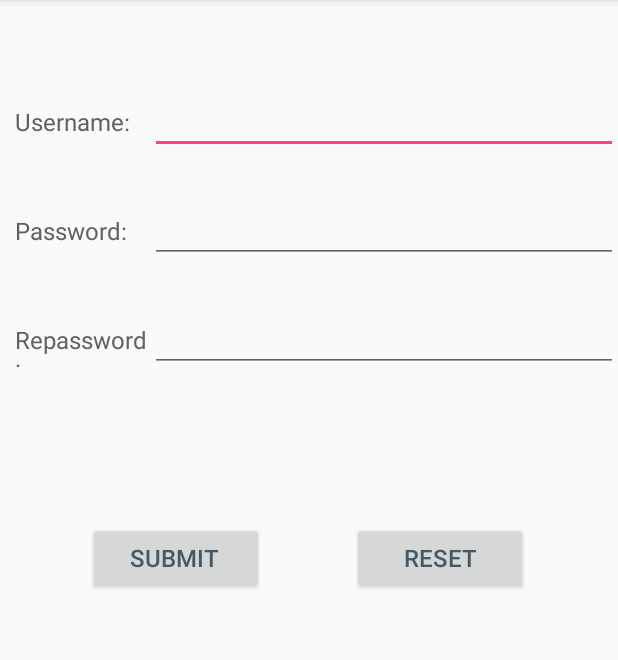
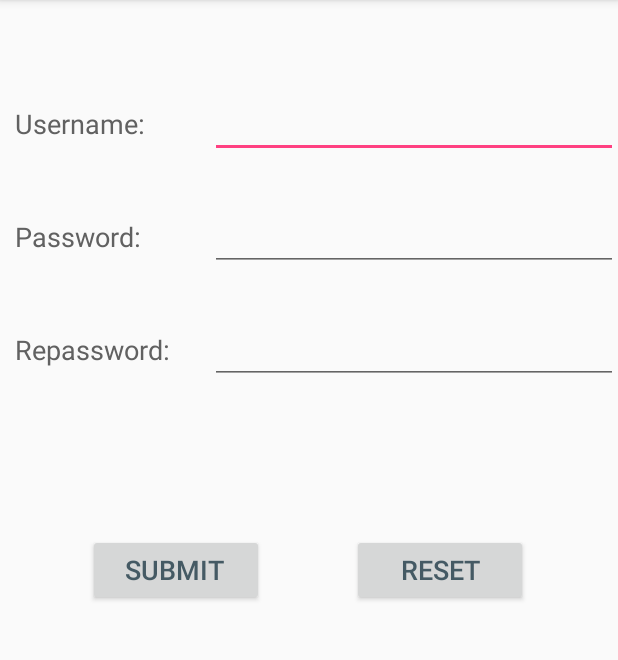
Before and after one commit to ShenTonyM/IntelligentLock, an Android app: the RegisterActivity screen opened directly, with no data from a screen before it, on a phone screen of 412 x 824 dp, the part 84-744 px from its top. Run offline under Robolectric (Android 15) with nearby library versions, the phone set to English and light mode, and no system bars.

Commit message:
Final Presentation

```diff
--- a/app/src/main/res/layout/activity_register.xml
+++ b/app/src/main/res/layout/activity_register.xml
@@ -14,7 +14,7 @@
         android:orientation="horizontal">
 
         <TextView
-            android:layout_width="100dp"
+            android:layout_width="140dp"
             android:layout_height="wrap_content"
             android:paddingLeft="10dp"
             android:text="Username:"
@@ -41,7 +41,7 @@
         android:orientation="horizontal" >
 
         <TextView
-            android:layout_width="100dp"
+            android:layout_width="140dp"
             android:layout_height="wrap_content"
             android:paddingLeft="10dp"
             android:text="Password:"
@@ -68,7 +68,7 @@
         android:orientation="horizontal" >
 
         <TextView
-            android:layout_width="100dp"
+            android:layout_width="140dp"
             android:layout_height="wrap_content"
             android:paddingLeft="10dp"
             android:text="Repassword:"
--- a/app/src/main/res/values/dimens.xml
+++ b/app/src/main/res/values/dimens.xml
@@ -3,5 +3,5 @@
     <dimen name="activity_horizontal_margin">16dp</dimen>
     <dimen name="activity_vertical_margin">16dp</dimen>
     <dimen name="fab_margin">16dp</dimen>
-    <dimen name="activity_text_size">16sp</dimen>
+    <dimen name="activity_text_size">18sp</dimen>
 </resources>
```
